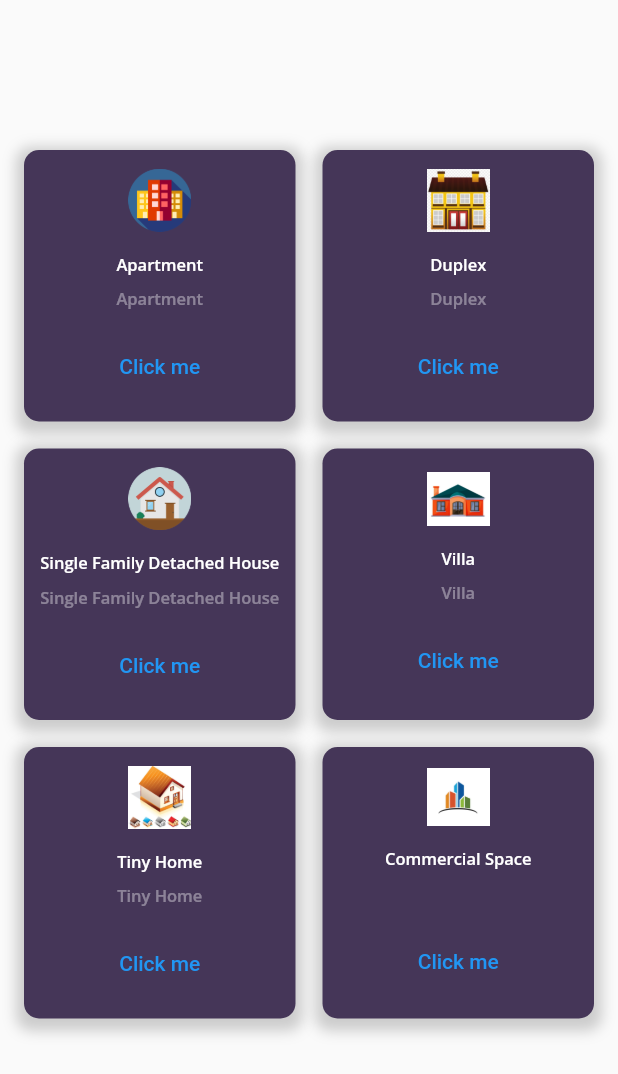
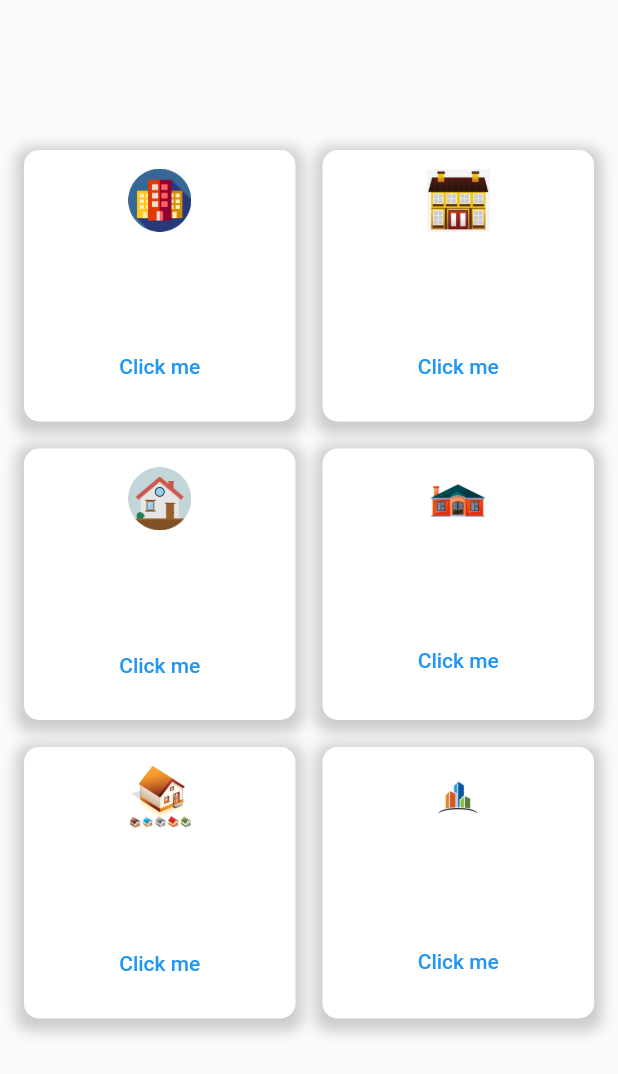
Before and after one commit to nayeem202/HouseRentalManagement-Flutter, a Flutter app: the CategoryPage widget shown alone on an empty page, opened directly, on a phone screen of 412 x 824 dp. Shown: the top 1074 px of the screen. Run offline on Flutter 3.47's test engine with Material 2 defaults, Android fonts, the phone set to English and light mode, and no system bars; our stand-ins replace fluttertoast, freezed_annotation, google_fonts; missing offline and left inert: fluid_bottom_nav_bar; network calls fail.

Commit message:
categorySearch

```diff
--- a/lib/views/category/categorygriddashboard.dart
+++ b/lib/views/category/categorygriddashboard.dart
@@ -47,7 +47,7 @@ class CategoryPage extends StatelessWidget {
   @override
   Widget build(BuildContext context) {
     List<Items> myList = [item1, item2, item3, item4, item5, item6];
-    var color = 0xff453658;
+    //var color = 0xff453658;
     return Column(
       children: <Widget>[
         SizedBox(
@@ -62,7 +62,8 @@ class CategoryPage extends StatelessWidget {
         children: myList.map((data) {
           return Container(
             decoration: BoxDecoration(
-                color: Color(color), borderRadius: BorderRadius.circular(10),
+                 borderRadius: BorderRadius.circular(10),
+                color: Colors.white,
                 boxShadow: [
             BoxShadow(
             color: Colors.grey.withOpacity(0.5),
```
